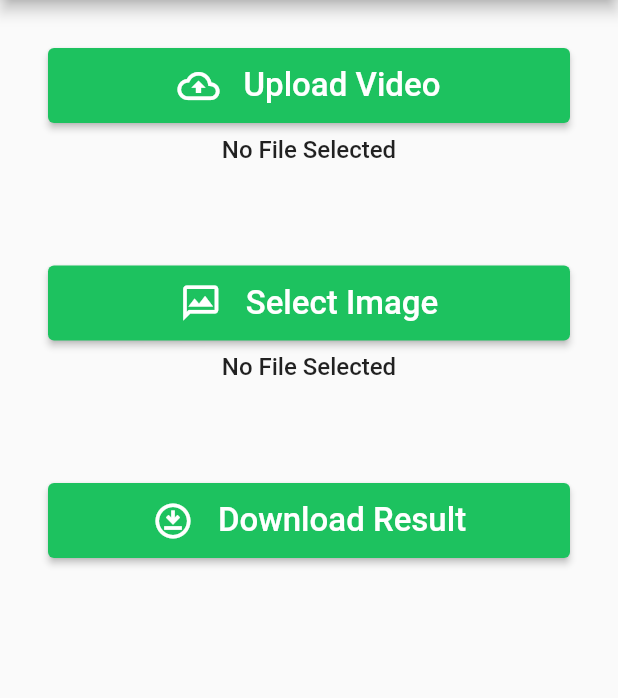
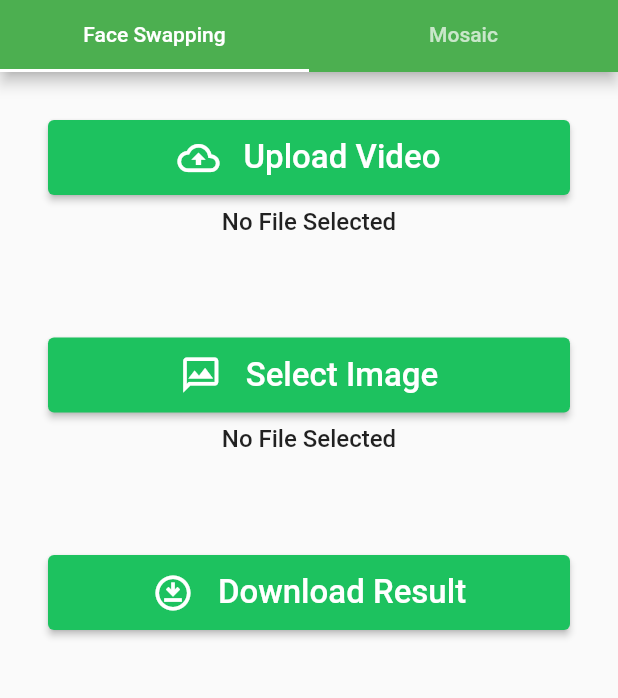
Before and after one commit to omocomo/Face-Controller-for-Youtube, a Flutter app: the screen it shows after launch, on a phone screen of 412 x 824 dp, the part 84-782 px from its top. Run offline on Flutter 3.47's test engine with Material 2 defaults, Android fonts, the phone set to English and light mode, and no system bars; our stand-ins replace chewie, dio, file_picker, video_player.

Commit message:
update flutter_app

```diff
--- a/flutter_app/lib/main.dart
+++ b/flutter_app/lib/main.dart
@@ -64,7 +64,9 @@ class _MainPageState extends State<MainPage> {
     final videoName = video_name != '' ? video_name : 'No File Selected';
     final imageName = image_name != '' ? image_name : 'No File Selected';
     final imageBytes = image_file ?? Uint8List.fromList([0]);
-    return Scaffold(
+    return DefaultTabController(
+        length: 2,
+        child: Scaffold(
             appBar: AppBar(
               title: Row(
                 children: [
@@ -75,10 +77,22 @@ class _MainPageState extends State<MainPage> {
                   Text(MyApp.title),
                 ],
               ),
+              bottom: TabBar(
+                tabs: [
+                  Tab(
+                    text: "Face Swapping",
+                  ),
+                  Tab(
+                    text: "Mosaic",
+                  ),
+                ],
+              ),
               centerTitle: true,
             ),
             resizeToAvoidBottomInset: false,
-        body: SingleChildScrollView(
+            body: TabBarView(
+              children: [
+                SingleChildScrollView(
                   child: Container(
                     padding: EdgeInsets.all(32),
                     child: Center(
@@ -93,7 +107,8 @@ class _MainPageState extends State<MainPage> {
                           SizedBox(height: 8),
                           Text(
                             videoName,
-                    style: TextStyle(fontSize: 16, fontWeight: FontWeight.w500),
+                            style: TextStyle(
+                                fontSize: 16, fontWeight: FontWeight.w500),
                           ),
                           SizedBox(height: 20),
                           Visibility(
@@ -101,7 +116,8 @@ class _MainPageState extends State<MainPage> {
                               child: SizedBox(
                                 height: 300,
                                 child: ChewieListItem(
-                          videoPlayerController: VideoPlayerController.asset(
+                                  videoPlayerController:
+                                      VideoPlayerController.asset(
                                     // 'assets/output.mp4'
                                     'http://localhost:8000/videos/$videoName',
                                   ),
@@ -117,7 +133,8 @@ class _MainPageState extends State<MainPage> {
                           SizedBox(height: 8),
                           Text(
                             imageName,
-                    style: TextStyle(fontSize: 16, fontWeight: FontWeight.w500),
+                            style: TextStyle(
+                                fontSize: 16, fontWeight: FontWeight.w500),
                           ),
                           SizedBox(height: 20),
                           Visibility(
@@ -138,7 +155,8 @@ class _MainPageState extends State<MainPage> {
                               child: SizedBox(
                                 height: 300,
                                 child: ChewieListItem(
-                          videoPlayerController: VideoPlayerController.asset(
+                                  videoPlayerController:
+                                      VideoPlayerController.asset(
                                     // 'assets/output.mp4'
                                     'http://localhost:8000/videos/$videoName',
                                   ),
@@ -150,7 +168,18 @@ class _MainPageState extends State<MainPage> {
                       ),
                     ),
                   ),
-        ));
+                ),
+                Container(
+                  color: Colors.deepOrangeAccent,
+                  child: Center(
+                    child: Text(
+                      "First",
+                      style: TextStyle(color: Colors.white, fontSize: 30.0),
+                    ),
+                  ),
+                ),
+              ],
+            )));
   }
 
   Future uploadFile() async {
--- a/flutter_app/pubspec.yaml
+++ b/flutter_app/pubspec.yaml
@@ -65,7 +65,6 @@ flutter:
   assets:
     - assets/
     - assets/logo.png
-    - assets/image.png
   #   - images/a_dot_burr.jpeg
   #   - images/a_dot_ham.jpeg
 
```
Also changed, not shown: flutter_app/lib/final.dart (added, +217 -0 lines). Lines whose indentation alone changed are shown as unchanged.
